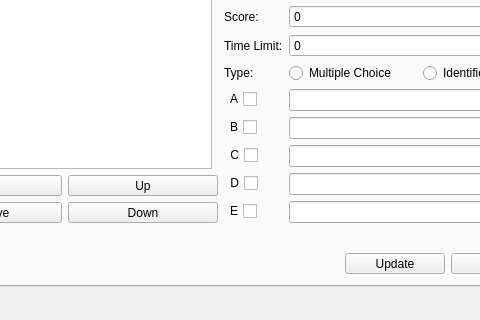
trigger-happy/Cerberus, file src/question_editor/question_editor_v2.ui: the form before one commit; both pictures show x 112 to 592 and y 359 to 679 of the 687 by 679 pixel window.
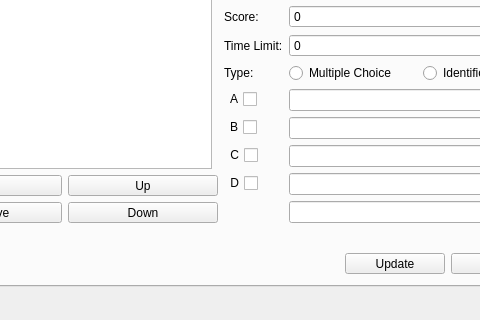
The form after the commit. The open tabs and pages were chosen to show the change.

Commit message: Removed the fifth checkbox for rounds 3 & 4. Cleaned up a lot of methods which wouldn't be used because of the change in questions.

What changed in the file:
```diff
--- a/src/question_editor/question_editor_v2.ui
+++ b/src/question_editor/question_editor_v2.ui
@@ -1144,16 +1144,6 @@
               <item row="7" column="1">
                <widget class="QLineEdit" name="question_r3_d"/>
               </item>
-              <item row="8" column="0">
-               <widget class="QCheckBox" name="question_r3_ans_e">
-                <property name="layoutDirection">
-                 <enum>Qt::RightToLeft</enum>
-                </property>
-                <property name="text">
-                 <string>E</string>
-                </property>
-               </widget>
-              </item>
               <item row="8" column="1">
                <widget class="QLineEdit" name="question_r3_e"/>
               </item>
```
Left out of the diff: 12 changed lines with no effect on the pictures. The commit also changes 2 other files.
